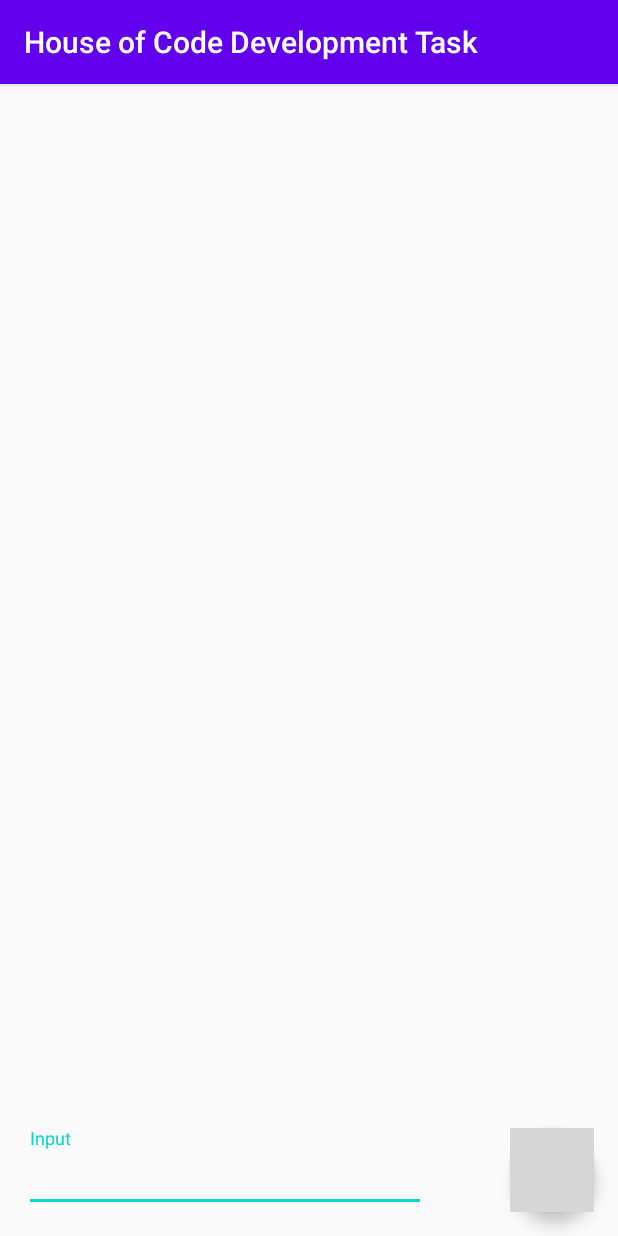
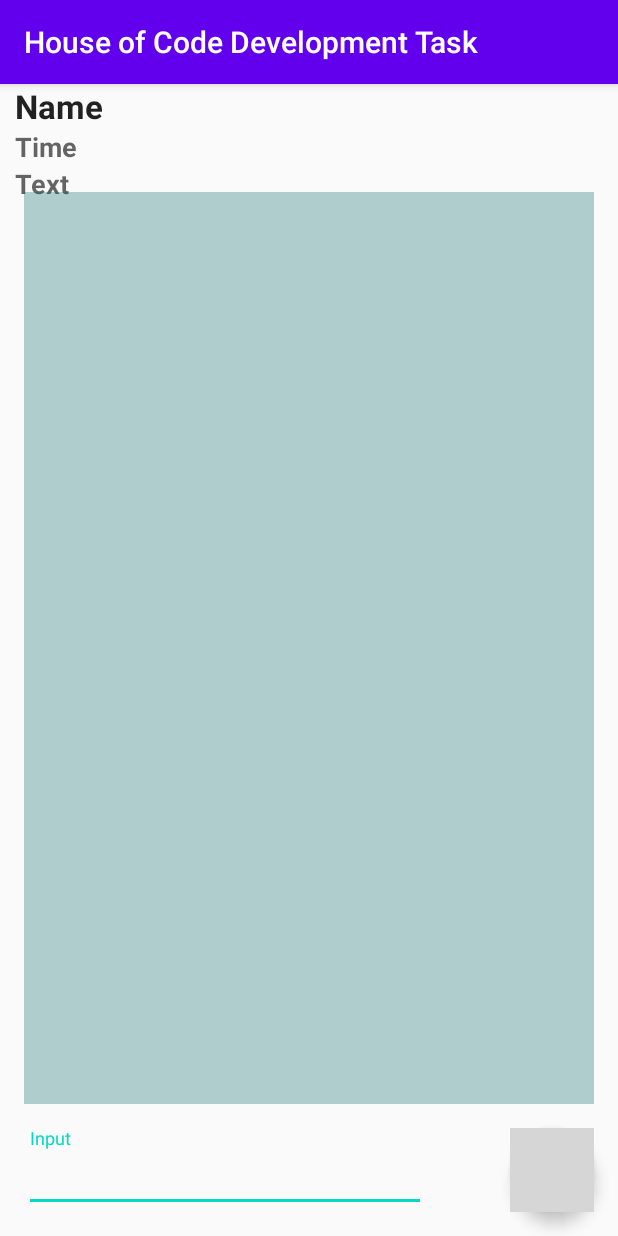
Before and after one commit to niko6116/House-of-Code-Development-Task, an Android app: the ChatRoomActivity screen opened directly, with no data from a screen before it, after a tap on an icon or button, on a phone screen of 412 x 824 dp. Run offline under Robolectric (Android 15) with nearby library versions, the phone set to English and light mode, and no system bars; our stand-ins replace Firebase (no records; nobody signed in at launch, a user with empty details on screens opened directly); grey boxes are pictures that could not be loaded.

Commit message:
Messages can be sent and stored in database. Layout for reading messages was created.

```diff
--- a/app/build.gradle
+++ b/app/build.gradle
@@ -46,6 +46,8 @@ dependencies {
     implementation 'com.firebaseui:firebase-ui:3.0.0'
 
     //noinspection GradleCompatible
+    implementation 'com.android.support:appcompat-v7:28.0.0'
+    //noinspection GradleCompatible
     implementation 'com.android.support:design:28.0.0'
 
     testImplementation 'junit:junit:4.12'
--- a/app/src/main/AndroidManifest.xml
+++ b/app/src/main/AndroidManifest.xml
@@ -12,7 +12,7 @@
         android:roundIcon="@mipmap/ic_launcher_round"
         android:supportsRtl="true"
         android:theme="@style/AppTheme">
-        <activity android:name=".chat.chatRoom.ChatRoomActivity"></activity>
+        <activity android:name=".chat.chatRoom.ChatRoomActivity"/>
         <activity android:name=".chat.ChatActivity" />
         <activity android:name=".login.LoginActivity" />
         <activity android:name=".database.DatabaseActivity" />
--- /dev/null
+++ b/app/src/main/java/com/niko/houseofcodedevelopmenttask/chat/chatRoom/ChatAdapter.java
@@ -0,0 +1,74 @@
+package com.niko.houseofcodedevelopmenttask.chat.chatRoom;
+
+import android.content.Context;
+import android.view.LayoutInflater;
+import android.view.View;
+import android.view.ViewGroup;
+import android.widget.BaseAdapter;
+import android.widget.TextView;
+import android.widget.Toast;
+
+import com.niko.houseofcodedevelopmenttask.R;
+
+import java.util.ArrayList;
+
+/**
+ * This class will help inject chat elements into the chat view.
+ */
+public class ChatAdapter extends BaseAdapter {
+
+    Context c;
+
+    ArrayList<ChatElement> chatElements;
+
+    public ChatAdapter(Context c, ArrayList<ChatElement> elements) {
+        this.c = c;
+        this.chatElements = elements;
+    }
+
+    @Override
+    public int getCount() {
+        return chatElements.size();
+    }
+
+    @Override
+    public Object getItem(int position) {
+        return chatElements.get(position);
+    }
+
+    @Override
+    public long getItemId(int position) {
+        return position;
+    }
+
+    @Override
+    public View getView(int position, View view, ViewGroup parent) {
+        if (view == null) {
+            view = LayoutInflater.from(c).inflate(R.layout.content_chat_room, parent, false);
+        }
+
+        // Get info for view.
+        TextView tvUser = (TextView) view.findViewById(R.id.text_view_message_user);
+        TextView tvTime = (TextView) view.findViewById(R.id.text_view_message_time);
+        TextView tvText = (TextView) view.findViewById(R.id.text_view_message_text);
+
+        final ChatElement e = (ChatElement) this.getItem(position);
+
+        // If element is a message.
+        if (e instanceof ChatMessage) {
+            tvUser.setText(e.getMessageUser());
+            tvTime.setText(e.displayTime());
+            tvText.setText(((ChatMessage) e).getMessageText());
+
+            // On click
+            view.setOnClickListener(new View.OnClickListener() {
+                @Override
+                public void onClick(View v) {
+                    Toast.makeText(c, ((ChatMessage) e).getMessageText(), Toast.LENGTH_SHORT).show();
+                }
+            });
+        }
+        return view;
+    }
+
+}
--- a/app/src/main/java/com/niko/houseofcodedevelopmenttask/chat/chatRoom/ChatElement.java
+++ b/app/src/main/java/com/niko/houseofcodedevelopmenttask/chat/chatRoom/ChatElement.java
@@ -1,4 +1,6 @@
 package com.niko.houseofcodedevelopmenttask.chat.chatRoom;
+
+import android.text.format.DateFormat;
 
 /**
  * Represents and element in the chat.
@@ -24,4 +26,8 @@ public abstract class ChatElement {
         this.messageTime = time;
     }
 
+    public String displayTime() {
+        return (String) DateFormat.format("dd-MM-yyyy (HH:mm:ss)", messageTime);
+    }
+
 }
--- a/app/src/main/java/com/niko/houseofcodedevelopmenttask/chat/chatRoom/ChatMessage.java
+++ b/app/src/main/java/com/niko/houseofcodedevelopmenttask/chat/chatRoom/ChatMessage.java
@@ -23,6 +23,11 @@ public class ChatMessage extends ChatElement {
         messageTime = new Date().getTime();
     }
 
+    @Override
+    public String toString() {
+        return messageUser + "/" + displayTime() + "/" + messageText;
+    }
+
     public ChatMessage() {
 
     }
--- a/app/src/main/java/com/niko/houseofcodedevelopmenttask/chat/chatRoom/ChatRoomActivity.java
+++ b/app/src/main/java/com/niko/houseofcodedevelopmenttask/chat/chatRoom/ChatRoomActivity.java
@@ -2,37 +2,197 @@ package com.niko.houseofcodedevelopmenttask.chat.chatRoom;
 
 import androidx.appcompat.app.AppCompatActivity;
 
+import android.app.Dialog;
 import android.os.Bundle;
 import android.view.View;
 import android.widget.EditText;
+import android.widget.ListView;
+import android.widget.TextView;
+
 import com.google.firebase.auth.FirebaseAuth;
+import com.google.firebase.database.ChildEventListener;
+import com.google.firebase.database.DataSnapshot;
+import com.google.firebase.database.DatabaseError;
+import com.google.firebase.database.DatabaseException;
 import com.google.firebase.database.DatabaseReference;
 import com.google.firebase.database.FirebaseDatabase;
 import com.niko.houseofcodedevelopmenttask.R;
 
+import java.util.ArrayList;
+import java.util.Date;
+
 public class ChatRoomActivity extends AppCompatActivity {
+
+    // The room's key in the database
+    private String roomID;
+
+    // Reference to the database
+    private DatabaseReference db;
+
+    // List of chat elements
+    private ArrayList<ChatElement> chatElements;
+
+    // Adaptor used to inject chat elements into the chat.
+    private ChatAdapter chatAdaptor;
+
+    // List view for chat elements.
+    private ListView listView;
+
+    Dialog d;
 
     @Override
     protected void onCreate(Bundle savedInstanceState) {
         super.onCreate(savedInstanceState);
         setContentView(R.layout.activity_chat_room);
 
+        // TEMPORARY
+        this.roomID = "room1";
+
+        // Set up variables.
+        this.db = FirebaseDatabase.getInstance().getReference().child("chat-rooms/" + this.roomID + "/messages");
+        this.chatElements = new ArrayList<>();
+        this.listView = findViewById(R.id.list_view_chat);
+
+        // Give adaptor to list view.
+        this.chatAdaptor = new ChatAdapter(this, chatElements);
+        this.listView.setAdapter(chatAdaptor);
+
         // Initialize button for sending messages.
         findViewById(R.id.fab_chat).setOnClickListener(new View.OnClickListener() {
             @Override
             public void onClick(View view) {
-                EditText input = (EditText) findViewById(R.id.text_input_edit_text_chat);
+                //displayMessages();
 
-                // Read the input field and push a new instance of ChatMessage to the database.
-                DatabaseReference ref = FirebaseDatabase.getInstance().getReference().child("chat-rooms/room1/messages");
-                ref.push().setValue(new ChatMessage(input.getText().toString(),
-                                FirebaseAuth.getInstance().getCurrentUser().getDisplayName())
-                        );
+                EditText input = findViewById(R.id.text_input_edit_text_chat);
 
-                // Input is cleared.
-                input.setText("");
+                try {
+                    // Read the input field and push a new instance of ChatMessage to the database.
+                    db.push().setValue(new ChatMessage(input.getText().toString(),
+                            FirebaseAuth.getInstance().getCurrentUser().getDisplayName())
+                    );
+
+                    // Input is cleared.
+                    input.setText("");
+                } catch (DatabaseException ex) {
+                }
             }
         });
+        if (d != null) {
+            d.show();
+        }
+    }
+
+    /**
+     * Display messages.
+     */
+    private void displayMessages() {
+        d = new Dialog(this);
+        d.setContentView(R.layout.content_chat_room);
+
+        String mUser = FirebaseAuth.getInstance().getCurrentUser().getDisplayName();
+        Long mTime = new Date().getTime();
+        String mText = ((EditText) d.findViewById(R.id.text_input_edit_text_chat)).getText().toString();
+
+        // Set data
+        ChatMessage m = new ChatMessage();
+        m.setMessageUser(mUser);
+        m.setMessageTime(mTime);
+        m.setMessageText(mText);
+
+        // Get references to the views of message.xml
+        TextView messageUser = (TextView)findViewById(R.id.text_view_message_user);
+        TextView messageTime = (TextView)findViewById(R.id.text_view_message_time);
+        TextView messageText = (TextView)findViewById(R.id.text_view_message_text);
+
+        // Set their text
+        messageUser.setText(m.getMessageUser());
+        messageTime.setText(m.displayTime());
+        messageText.setText(m.getMessageText());
+
+        ((EditText) findViewById(R.id.text_input_edit_text_chat)).setText("");
+
+        chatAdaptor = new ChatAdapter(ChatRoomActivity.this, chatElements);
+        listView.setAdapter(chatAdaptor);
+    }
+
+    /**
+     * Retrieves messages.
+     *
+     * @return
+     */
+    public ArrayList<ChatElement> retrieveChatMessages() {
+        this.db.addChildEventListener(new ChildEventListener() {
+            @Override
+            public void onChildAdded(DataSnapshot dataSnapshot, String s) {
+                fetchData(dataSnapshot);
+            }
+
+            @Override
+            public void onChildChanged(DataSnapshot dataSnapshot, String s) {
+                fetchData(dataSnapshot);
+            }
+
+            @Override
+            public void onChildRemoved(DataSnapshot dataSnapshot) {
+
+            }
+
+            @Override
+            public void onChildMoved(DataSnapshot dataSnapshot, String s) {
+
+            }
+
+            @Override
+            public void onCancelled(DatabaseError databaseError) {
+
+            }
+        });
+        return this.chatElements;
+    }
+
+    /**
+     * Fetches data from the database.
+     *
+     * @param dataSnapshot
+     */
+    private void fetchData(DataSnapshot dataSnapshot) {
+        this.chatElements.clear();
+
+        for (DataSnapshot ds : dataSnapshot.getChildren()) {
+            ChatMessage e = ds.getValue(ChatMessage.class);
+            this.chatElements.add(e);
+        }
+    }
+
+    /**
+     * Not in use
+     */
+    private void displayChatMessages() {
+        /*
+        // get list
+        ListView listView = (ListView)findViewById(R.id.list_view_chat);
+
+        adapter = new FirebaseListAdapter<ChatMessage>(this, ChatMessage.class,
+                R.layout.content_chat_room, FirebaseDatabase.getInstance().getReference()) {
+            @Override
+            protected void populateView(View v, ChatMessage model, int position) {
+                // Get references to the views of message.xml
+                TextView messageUser = (TextView)v.findViewById(R.id.text_view_message_user);
+                TextView messageTime = (TextView)v.findViewById(R.id.text_view_message_time);
+                TextView messageText = (TextView)v.findViewById(R.id.text_view_message_text);
+
+                // Set their text
+                messageText.setText(model.getMessageText());
+                messageUser.setText(model.getMessageUser());
+
+                // Format the date before showing it
+                messageTime.setText(DateFormat.format("dd-MM-yyyy (HH:mm:ss)",
+                        model.getMessageTime()));
+            }
+        };
+
+        listView.setAdapter(adapter);
+        */
     }
 
 }
--- a/app/src/main/res/layout/activity_chat_room.xml
+++ b/app/src/main/res/layout/activity_chat_room.xml
@@ -5,6 +5,8 @@
     android:layout_width="match_parent"
     android:layout_height="match_parent"
     tools:context=".chat.chatRoom.ChatRoomActivity">
+
+    <include layout="@layout/content_chat_room" />
 
     <ListView
         android:id="@+id/list_view_chat"
@@ -16,6 +18,7 @@
         android:layout_marginEnd="16dp"
         android:layout_marginRight="16dp"
         android:layout_marginBottom="88dp"
+        android:background="#4D006464"
         app:layout_constraintBottom_toBottomOf="parent"
         app:layout_constraintEnd_toEndOf="parent"
         app:layout_constraintStart_toStartOf="parent"
@@ -25,11 +28,12 @@
         android:id="@+id/fab_chat"
         android:layout_width="wrap_content"
         android:layout_height="wrap_content"
+        android:layout_gravity="bottom"
         android:layout_marginEnd="16dp"
         android:layout_marginRight="16dp"
         android:layout_marginBottom="16dp"
+        android:clickable="true"
         android:focusable="true"
-        android:clickable="true"
         app:layout_constraintBottom_toBottomOf="parent"
         app:layout_constraintEnd_toEndOf="parent"
         app:srcCompat="@drawable/fui_done_check_mark" />
@@ -45,7 +49,7 @@
         android:layout_marginBottom="16dp"
         app:layout_constraintBottom_toBottomOf="parent"
         app:layout_constraintEnd_toEndOf="parent"
-        app:layout_constraintStart_toStartOf="parent" >
+        app:layout_constraintStart_toStartOf="parent">
 
         <com.google.android.material.textfield.TextInputEditText
             android:id="@+id/text_input_edit_text_chat"
--- /dev/null
+++ b/app/src/main/res/layout/content_chat_room.xml
@@ -0,0 +1,49 @@
+<?xml version="1.0" encoding="utf-8"?>
+<androidx.constraintlayout.widget.ConstraintLayout xmlns:android="http://schemas.android.com/apk/res/android"
+    xmlns:app="http://schemas.android.com/apk/res-auto"
+    xmlns:tools="http://schemas.android.com/tools"
+    android:layout_width="match_parent"
+    android:layout_height="200dp"
+    android:layout_margin="10dp"
+    android:orientation="horizontal"
+    tools:context=".chat.chatRoom.ChatRoomActivity"
+    tools:showIn="@layout/activity_chat_room">
+
+    <LinearLayout
+        android:layout_width="match_parent"
+        android:layout_height="match_parent"
+        android:orientation="vertical">
+
+        <TextView
+            android:id="@+id/text_view_message_user"
+            android:layout_width="match_parent"
+            android:layout_height="wrap_content"
+            android:layout_alignParentStart="true"
+            android:layout_alignParentLeft="true"
+            android:text="Name"
+            android:textAppearance="?android:attr/textAppearanceLarge"
+            android:textStyle="bold" />
+
+        <TextView
+            android:id="@+id/text_view_message_time"
+            android:layout_width="match_parent"
+            android:layout_height="wrap_content"
+            android:layout_alignParentStart="true"
+            android:layout_alignParentLeft="true"
+            android:text="Time"
+            android:textAppearance="?android:attr/textAppearanceMedium"
+            android:textStyle="bold" />
+
+        <TextView
+            android:id="@+id/text_view_message_text"
+            android:layout_width="match_parent"
+            android:layout_height="wrap_content"
+            android:layout_alignParentStart="true"
+            android:layout_alignParentLeft="true"
+            android:text="Text"
+            android:textAppearance="?android:attr/textAppearanceMedium"
+            android:textStyle="bold" />
+
+    </LinearLayout>
+
+</androidx.constraintlayout.widget.ConstraintLayout>
```
